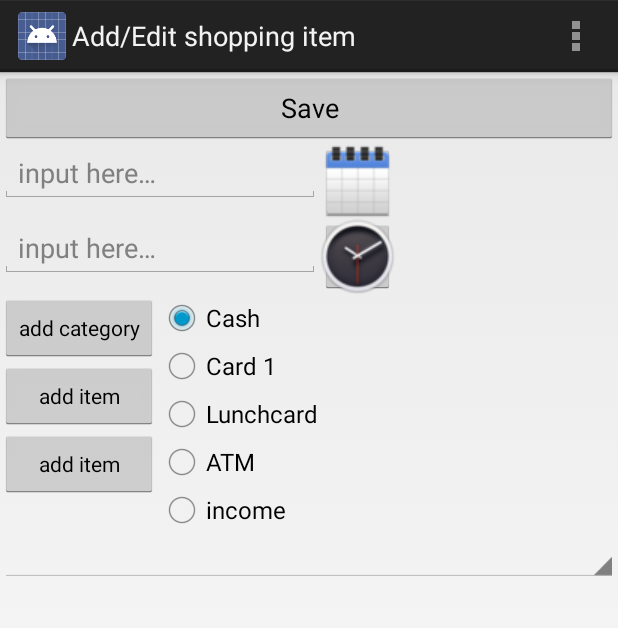
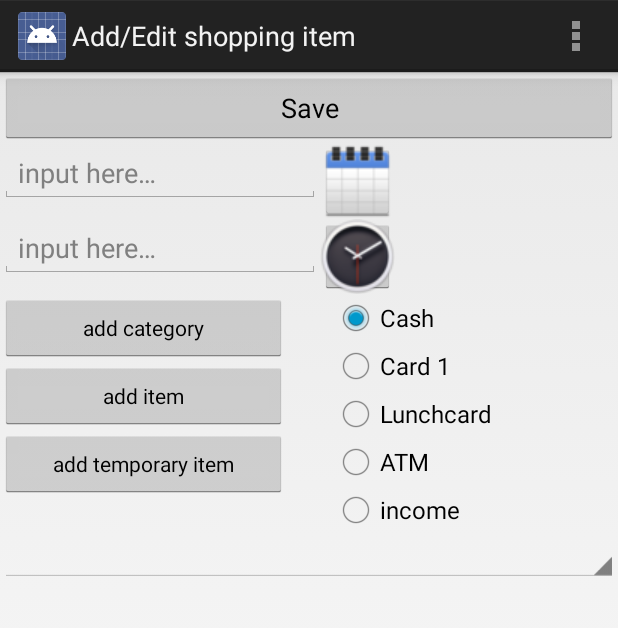
Before and after one commit to kkrolczyk/Schowek, an Android app: the BilansAdd screen opened directly, with no data from a screen before it, on a phone screen of 412 x 824 dp. Shown: the top 628 px of the screen. Run offline under Robolectric (Android 15) with nearby library versions, the phone set to English and light mode, and no system bars.

Commit message:
added temporary item to bilans, selectable once, but being not added to database

```diff
--- a/app/src/main/java/org/kkrolczyk/schowek/BilansDBAdapter.java
+++ b/app/src/main/java/org/kkrolczyk/schowek/BilansDBAdapter.java
@@ -92,8 +92,8 @@ public class BilansDBAdapter extends AbstractDBAdapter{
     ////////////////////////////////////////////////////////////////////////////////////////////////
     // HELPERS table and its functions.
     ////////////////////////////////////////////////////////////////////////////////////////////////
-    public void insertCategory(String category){
-
+    public void insertCategory(String category)
+    {
         ContentValues args = new ContentValues();
         args.put("category", category);
         try {
@@ -102,9 +102,9 @@ public class BilansDBAdapter extends AbstractDBAdapter{
         // skip unique
     }
 
-    public List<String> getCategories(){
-       List<String> categories = new ArrayList<String>();
-        Log.e(TAG, "BilansDBAdapter:" + configs.get(2).TABLE_NAME);
+    public List<String> getCategories()
+    {
+        List<String> categories = new ArrayList<String>();
         Cursor c = db.query(configs.get(2).TABLE_NAME, new String[]{"category"},
                 null,
                 null,
@@ -124,8 +124,8 @@ public class BilansDBAdapter extends AbstractDBAdapter{
     // HELPERS for categories items
     ////////////////////////////////////////////////////////////////////////////////////////////////
 
-    public void insertItemIntoCategory(String category, String item, Float value){
-
+    public void insertItemIntoCategory(String category, String item, Float value)
+    {
         ContentValues args = new ContentValues();
         args.put("category", category);
         args.put("item", item);
--- a/app/src/main/res/layout/activity_bilans_add.xml
+++ b/app/src/main/res/layout/activity_bilans_add.xml
@@ -70,13 +70,13 @@
     <!-- android:touchscreenBlocksFocus="false" ?? -->
     <LinearLayout
         android:orientation="horizontal"
-        android:layout_width="wrap_content"
+        android:layout_width="match_parent"
         android:layout_height="wrap_content"
         android:weightSum="2">
 
         <LinearLayout
             android:orientation="vertical"
-            android:layout_width="wrap_content"
+            android:layout_width="match_parent"
             android:layout_height="match_parent"
             android:layout_weight="1">
 
@@ -102,20 +102,22 @@
                 style="?android:attr/buttonStyleSmall"
                 android:layout_width="match_parent"
                 android:layout_height="45dp"
-                android:text="@string/add_item"
+                android:text="@string/add_temp_item"
                 android:id="@+id/bilans_add_temporary_item_no_save"
                 android:layout_gravity="right"
                 android:onClick="add_item_to_shopping_list_one_time"/>
 
         </LinearLayout>
-
+        <Space
+                android:layout_width="30dp"
+                android:layout_height="match_parent"
+        />
         <RadioGroup
             android:layout_width="match_parent"
             android:layout_height="match_parent"
             android:orientation="vertical"
             android:layout_weight="1"
             android:id="@+id/bilans_selected_method">
-
             <RadioButton
                 android:layout_width="wrap_content"
                 android:layout_height="wrap_content"
--- a/app/src/main/res/values/strings.xml
+++ b/app/src/main/res/values/strings.xml
@@ -5,6 +5,7 @@
     <string name="add_input">input here&#8230;</string>
     <string name="add_category">add category</string>
     <string name="add_item">add item</string>
+    <string name="add_temp_item">add temporary item</string>
     <string name="app_name">Schowek</string>
     <string name="action_settings">Settings</string>
     <string name="auto_login">Auto-login</string>
```
Also changed, not shown: app/src/main/java/org/kkrolczyk/schowek/AbstractDBAdapter.java (+13 -3 lines), app/src/main/java/org/kkrolczyk/schowek/BilansAdd.java (+68 -39 lines), 2 other files.
